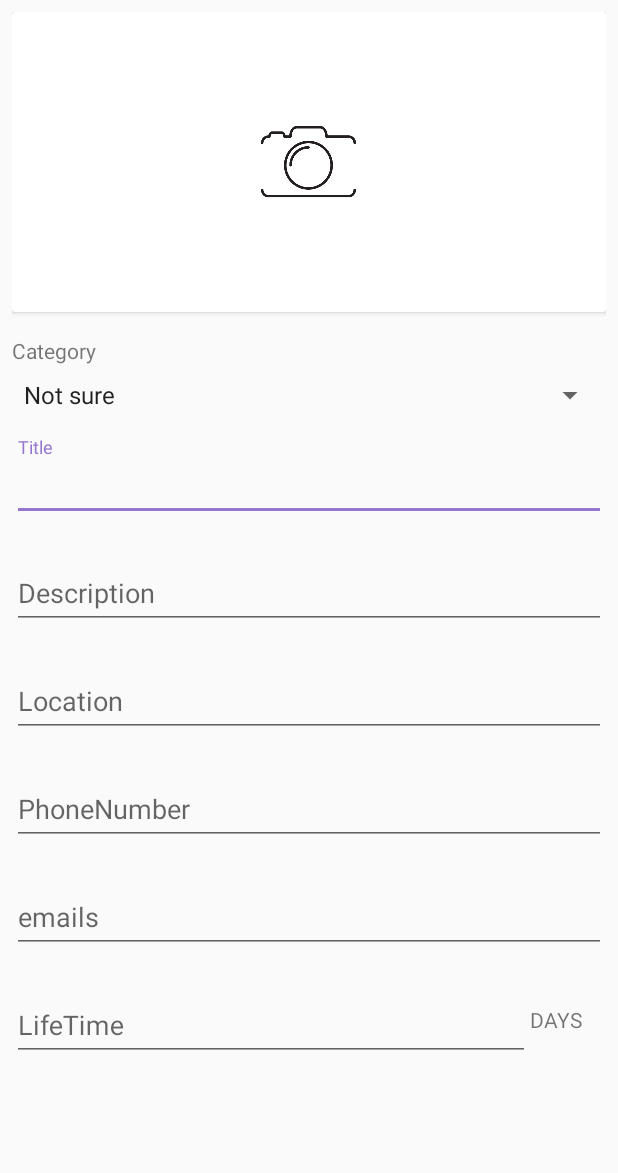
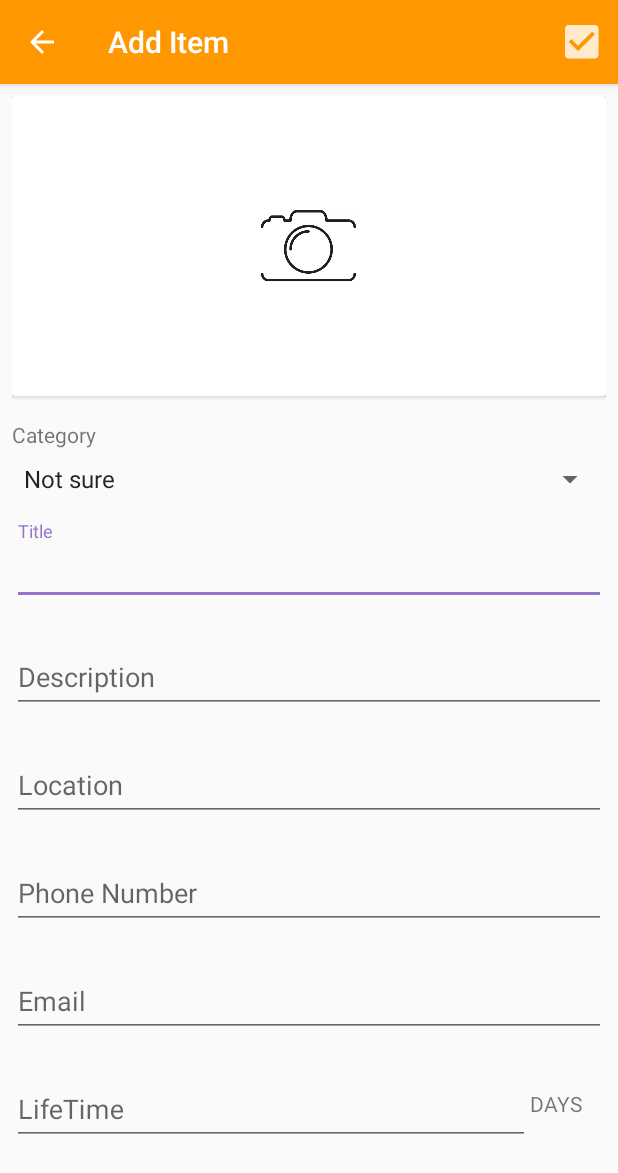
Before and after one commit to Northerngirlit/GiveApp, an Android app: the AddItemActivity screen opened directly, with no data from a screen before it, on a phone screen of 412 x 824 dp. Shown: the top 1173 px of the screen. Run offline under Robolectric (Android 15) with nearby library versions, the phone set to English and light mode, and no system bars; our stand-ins replace Firebase (no records; nobody signed in at launch, a user with empty details on screens opened directly).

Commit message:
Add toolbar to add item

```diff
--- a/app/src/main/java/com/truecaller/giveapp/view/AddItemActivity.kt
+++ b/app/src/main/java/com/truecaller/giveapp/view/AddItemActivity.kt
@@ -12,6 +12,7 @@ import com.truecaller.giveapp.App
 import com.truecaller.giveapp.R
 import com.truecaller.giveapp.model.Item
 import com.truecaller.giveapp.presenter.AddItemPresenter
+import com.truecaller.giveapp.utils.configToolbar
 import kotlinx.android.synthetic.main.activity_add_item.*
 import javax.inject.Inject
 
@@ -28,6 +29,7 @@ class AddItemActivity : AppCompatActivity(), AdapterView.OnItemSelectedListener,
         App.component.inject(this)
         super.onCreate(savedInstanceState)
         setContentView(R.layout.activity_add_item)
+        configToolbar(toolbarAddItem, true, getString(R.string.action_add_item))
         setUpCategorySpinner()
         presenter.onAttachView(this)
     }
--- a/app/src/main/res/layout/activity_add_item.xml
+++ b/app/src/main/res/layout/activity_add_item.xml
@@ -1,10 +1,32 @@
 <?xml version="1.0" encoding="utf-8"?>
-<ScrollView
+<android.support.design.widget.CoordinatorLayout
         xmlns:android="http://schemas.android.com/apk/res/android"
         xmlns:app="http://schemas.android.com/apk/res-auto"
         xmlns:tools="http://schemas.android.com/tools"
         android:layout_width="match_parent"
         android:layout_height="match_parent">
+
+    <android.support.design.widget.AppBarLayout
+            android:id="@+id/appbar"
+            android:layout_width="match_parent"
+            android:layout_height="wrap_content"
+            android:theme="@style/ThemeOverlay.AppCompat.Dark.ActionBar">
+
+        <android.support.v7.widget.Toolbar
+                android:id="@+id/toolbarAddItem"
+                android:layout_width="match_parent"
+                android:layout_height="?attr/actionBarSize"
+                android:background="?attr/colorPrimary"
+                app:popupTheme="@style/ThemeOverlay.AppCompat.Light"
+                />
+
+    </android.support.design.widget.AppBarLayout>
+
+    <android.support.v4.widget.NestedScrollView
+            android:layout_width="match_parent"
+            android:layout_height="match_parent"
+            app:layout_behavior="@string/appbar_scrolling_view_behavior">
+
 
         <android.support.constraint.ConstraintLayout
                 android:layout_width="match_parent"
@@ -90,6 +112,7 @@
                 <EditText
                         android:id="@+id/itemPhoneNumber"
                         style="@style/editTextStyle"
+                        android:inputType="phone"
                         android:hint="@string/item_phoneNumber"/>
             </android.support.design.widget.TextInputLayout>
 
@@ -102,6 +125,7 @@
                 <EditText
                         android:id="@+id/itemEmail"
                         style="@style/editTextStyle"
+                        android:inputType="textEmailAddress"
                         android:hint="@string/item_emails"/>
             </android.support.design.widget.TextInputLayout>
 
@@ -114,6 +138,7 @@
                 <EditText
                         android:id="@+id/itemLifeTime"
                         style="@style/editTextStyle"
+                        android:inputType="numberSigned"
                         android:hint="@string/item_lifeTime"/>
             </android.support.design.widget.TextInputLayout>
             <TextView
@@ -154,4 +179,5 @@
                         android:layout_weight="1"/>
             </LinearLayout>
         </android.support.constraint.ConstraintLayout>
-</ScrollView>
+    </android.support.v4.widget.NestedScrollView>
+</android.support.design.widget.CoordinatorLayout>
--- a/app/src/main/res/layout/row_item.xml
+++ b/app/src/main/res/layout/row_item.xml
@@ -21,7 +21,7 @@
 
             <ImageView
                     android:id="@+id/thumbnail"
-                    android:layout_width="wrap_content"
+                    android:layout_width="match_parent"
                     android:layout_height="wrap_content"
                     android:background="?attr/selectableItemBackgroundBorderless"
                     android:scaleType="fitCenter"
--- a/app/src/main/res/values/strings.xml
+++ b/app/src/main/res/values/strings.xml
@@ -5,11 +5,12 @@
     <string name="item_description">Description</string>
     <string name="item_location">Location</string>
     <string name="item_lifeTime">LifeTime</string>
-    <string name="item_phoneNumber">PhoneNumber</string>
-    <string name="item_emails">emails</string>
+    <string name="item_phoneNumber">Phone Number</string>
+    <string name="item_emails">Email</string>
     <string name="DAY">DAY</string>
     <string name="DAYS">DAYS</string>
     <string name="category">Category</string>
+    <string name="action_add_item">Add Item</string>
 
     <string name="error_message_item_expired">Sorry, Item expired!</string>
 
```
Also changed, not shown: app/src/main/res/layout/fragment_item_details.xml (+15 -10 lines). Lines whose indentation alone changed are shown as unchanged.
